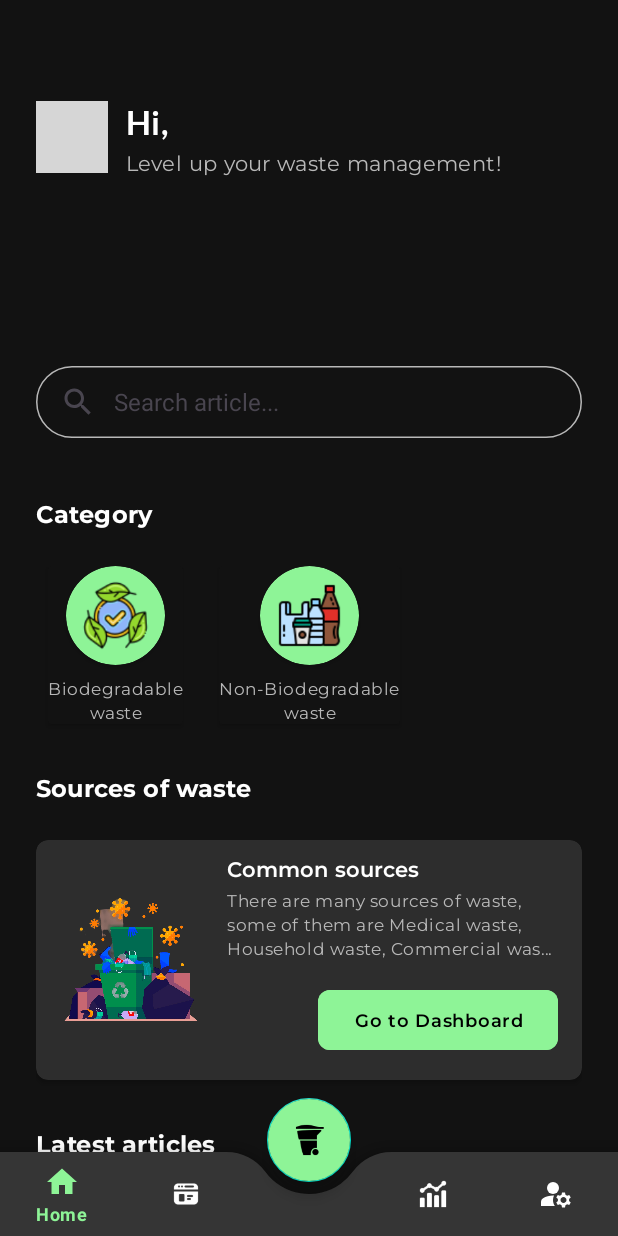
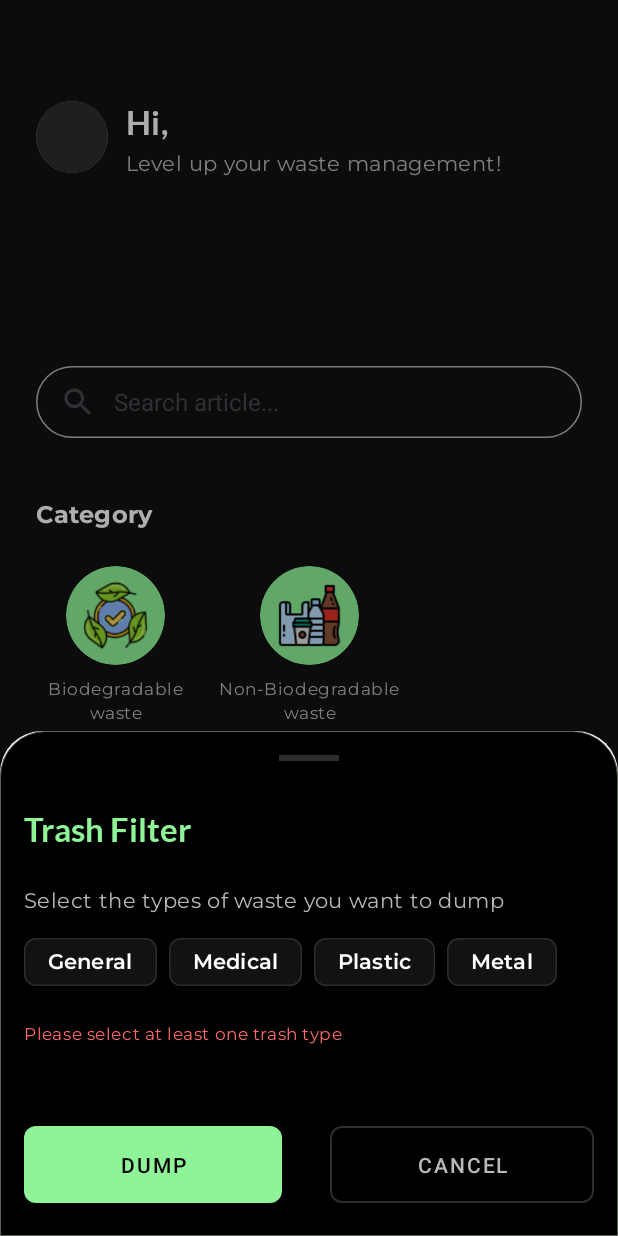
Before and after one commit to itssinghankit/Medscape2.0, an Android app: the fragment TrashBottomSheet placed in its activity, after a tap on "DUMP", on a phone screen of 412 x 824 dp. Run offline under Robolectric (Android 15) with nearby library versions, the phone set to English and light mode, and no system bars; our stand-ins replace Dagger/Hilt's generated code, Firebase (no records; nobody signed in at launch, a user with empty details on screens opened directly), Timber, data binding, navigation-ui; pictures from the network do not load; 1 statement that could not run was skipped; grey boxes are pictures that could not be loaded.

Commit message:
trash page bottom sheet ui + logic complete

```diff
--- a/app/src/main/java/com/example/medscape20/data/remote/dto/avatar/AvatarSaveDetailsReqDto.kt
+++ b/app/src/main/java/com/example/medscape20/data/remote/dto/avatar/AvatarSaveDetailsReqDto.kt
@@ -13,5 +13,9 @@ data class AvatarSaveDetailsReqDto(
     val lng:Double,
     val state:String?,
     val city:String?,
-    val locality:String?
+    val locality:String?,
+    val metal:Boolean?,
+    val general:Boolean?,
+    val medical:Boolean?,
+    val plastic:Boolean
 )
--- a/app/src/main/java/com/example/medscape20/data/remote/repository/datastore/PreferencesKeysEnumClass.kt
+++ b/app/src/main/java/com/example/medscape20/data/remote/repository/datastore/PreferencesKeysEnumClass.kt
@@ -12,5 +12,9 @@ enum class PreferencesKeys(val key: String) {
     LAT("lat"),
     LNG("lng"),
     MOBILE("mobile"),
-    LOCALITY("locality")
+    LOCALITY("locality"),
+    METAL("metal"),
+    GENERAL("general"),
+    MEDICAL("medical"),
+    PLASTIC("plastic")
 }
--- a/app/src/main/java/com/example/medscape20/presentation/screens/auth/avatar/AvatarViewModel.kt
+++ b/app/src/main/java/com/example/medscape20/presentation/screens/auth/avatar/AvatarViewModel.kt
@@ -162,7 +162,11 @@ class AvatarViewModel @Inject constructor(
             lng=args.lng.toDouble(),
             state = args.state,
             city = args.city,
-            locality = args.locality
+            locality = args.locality,
+            metal = false,
+            medical = false,
+            general = false,
+            plastic = false
         )
         viewModelScope.launch {
             avatarSaveDetailsUseCase(data).collect { result ->
--- a/app/src/main/res/layout/fragment_trash.xml
+++ b/app/src/main/res/layout/fragment_trash.xml
@@ -91,8 +91,9 @@
                 android:layout_width="match_parent"
                 android:layout_height="wrap_content"
                 android:layout_marginTop="80dp"
+                android:id="@+id/dump_layout"
                 android:orientation="vertical"
-                android:visibility="invisible"
+                android:visibility="visible"
                 app:layout_constraintEnd_toEndOf="parent"
                 app:layout_constraintStart_toStartOf="parent"
                 app:layout_constraintTop_toBottomOf="@id/head_sub_txt">
@@ -134,7 +135,8 @@
                 android:layout_marginTop="16dp"
                 android:gravity="center_horizontal"
                 android:orientation="vertical"
-                android:visibility="visible"
+                android:id="@+id/dumped_layout"
+                android:visibility="gone"
                 app:layout_constraintEnd_toEndOf="parent"
                 app:layout_constraintStart_toStartOf="parent"
                 app:layout_constraintTop_toBottomOf="@id/head_sub_txt">
--- a/app/src/main/res/layout/trash_bottom_sheet.xml
+++ b/app/src/main/res/layout/trash_bottom_sheet.xml
@@ -66,6 +66,16 @@
 
     </com.google.android.material.chip.ChipGroup>
 
+    <TextView
+        android:layout_width="wrap_content"
+        android:layout_height="wrap_content"
+        android:layout_marginTop="16dp"
+        android:visibility="invisible"
+        android:id="@+id/error"
+        android:textAppearance="?attr/textAppearanceBodySmall"
+        android:text="Please select at least one trash type"
+        android:textColor="@color/err_col"/>
+
     <LinearLayout
         android:layout_width="match_parent"
         android:layout_height="wrap_content"
```
Also changed, not shown: app/src/main/java/com/example/medscape20/presentation/screens/user/trash/TrashBottomSheet.kt (+41 -11 lines), app/src/main/java/com/example/medscape20/presentation/screens/user/trash/TrashFragment.kt (+26 -0 lines).
